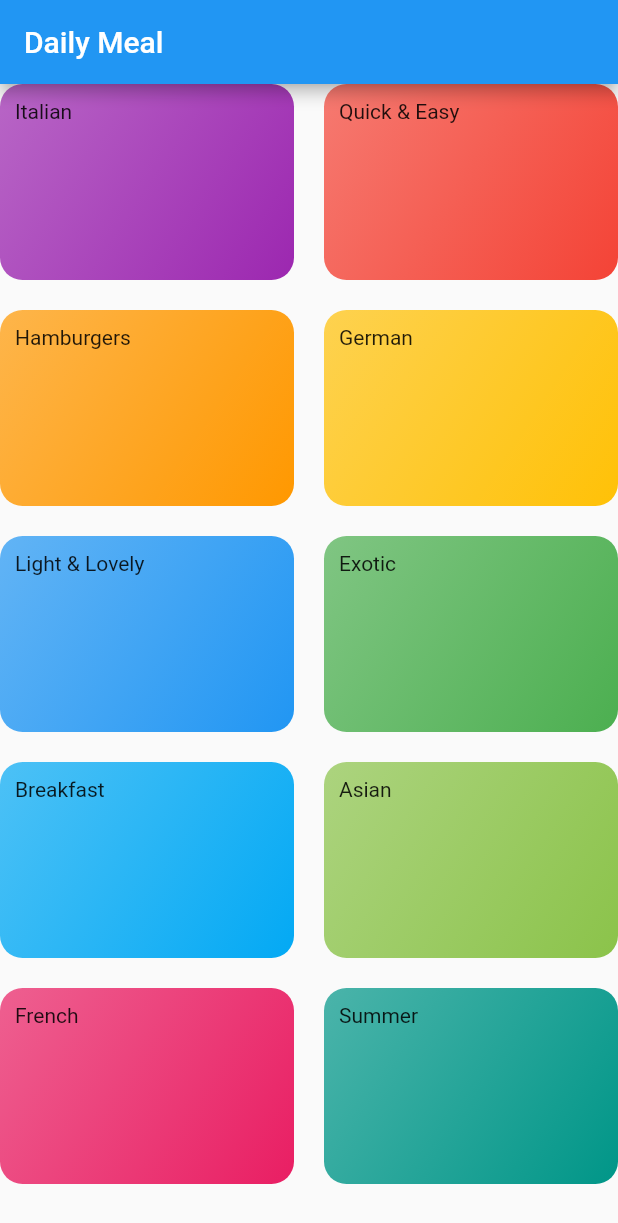
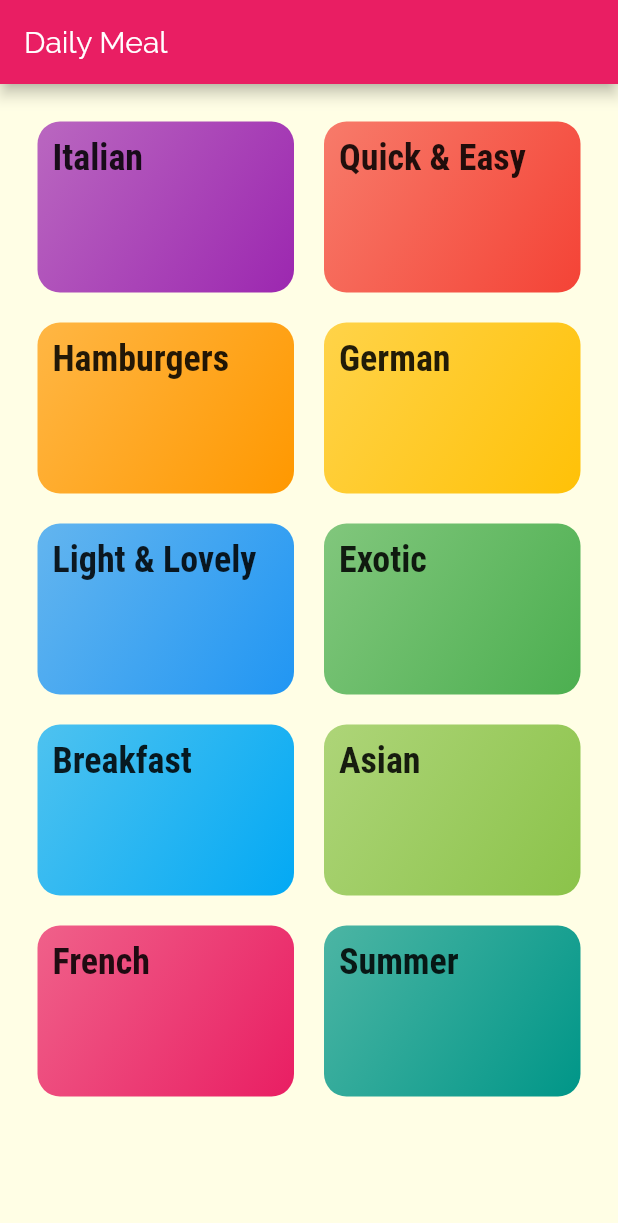
Before and after one commit to Ayesh1998/meals_flutter_app, a Flutter app: the screen it shows after launch, on a phone screen of 412 x 824 dp. Shown: the top 1223 px of the screen. Run offline on Flutter 3.47's test engine with Material 2 defaults, Android fonts, the phone set to English and light mode, and no system bars.

Commit message:
Added custom fonts and added styling as theme in main file and added other styling to screens

```diff
--- a/lib/components/category_item.dart
+++ b/lib/components/category_item.dart
@@ -10,7 +10,10 @@ class CategoryItem extends StatelessWidget {
   Widget build(BuildContext context) {
     return Container(
       padding: const EdgeInsets.all(10),
-      child: Text(title),
+      child: Text(
+        title,
+        style: Theme.of(context).textTheme.headline6,
+      ),
       decoration: BoxDecoration(
         gradient: LinearGradient(
           colors: [color.withOpacity(0.7), color],
--- a/lib/main.dart
+++ b/lib/main.dart
@@ -9,7 +9,19 @@ class MyApp extends StatelessWidget {
     return MaterialApp(
       title: 'DeliMeals',
       theme: ThemeData(
-        primarySwatch: Colors.blue,
+        primarySwatch: Colors.pink,
+        accentColor: Colors.amber,
+        canvasColor: Color.fromRGBO(255, 254, 229, 1),
+        fontFamily: 'Raleway',
+        textTheme: ThemeData.light().textTheme.copyWith(
+              bodyText1: TextStyle(color: Color.fromRGBO(20, 51, 51, 1)),
+              bodyText2: TextStyle(color: Color.fromRGBO(20, 51, 51, 1)),
+              headline6: TextStyle(
+                fontFamily: 'RobotoCondensed',
+                fontSize: 24,
+                fontWeight: FontWeight.bold,
+              ),
+            ),
       ),
       home: CategoriesScreen(),
     );
--- a/lib/screens/categories_screen.dart
+++ b/lib/screens/categories_screen.dart
@@ -10,6 +10,7 @@ class CategoriesScreen extends StatelessWidget {
         title: Text('Daily Meal'),
       ),
       body: GridView(
+        padding: const EdgeInsets.all(25),
         gridDelegate: SliverGridDelegateWithMaxCrossAxisExtent(
             maxCrossAxisExtent: 200,
             childAspectRatio: 3 / 2,
```
Also changed, not shown: pubspec.yaml (+18 -6 lines), assets/fonts/Raleway-Black.ttf (added), assets/fonts/Raleway-Bold.ttf (added), assets/fonts/Raleway-Regular.ttf (added), assets/fonts/RobotoCondensed-Bold.ttf (added), assets/fonts/RobotoCondensed-Italic.ttf (added), assets/fonts/RobotoCondensed-Light.ttf (added), assets/fonts/RobotoCondensed-Regular.ttf (added), lib/screens/category_meals_screen.dart (added).
